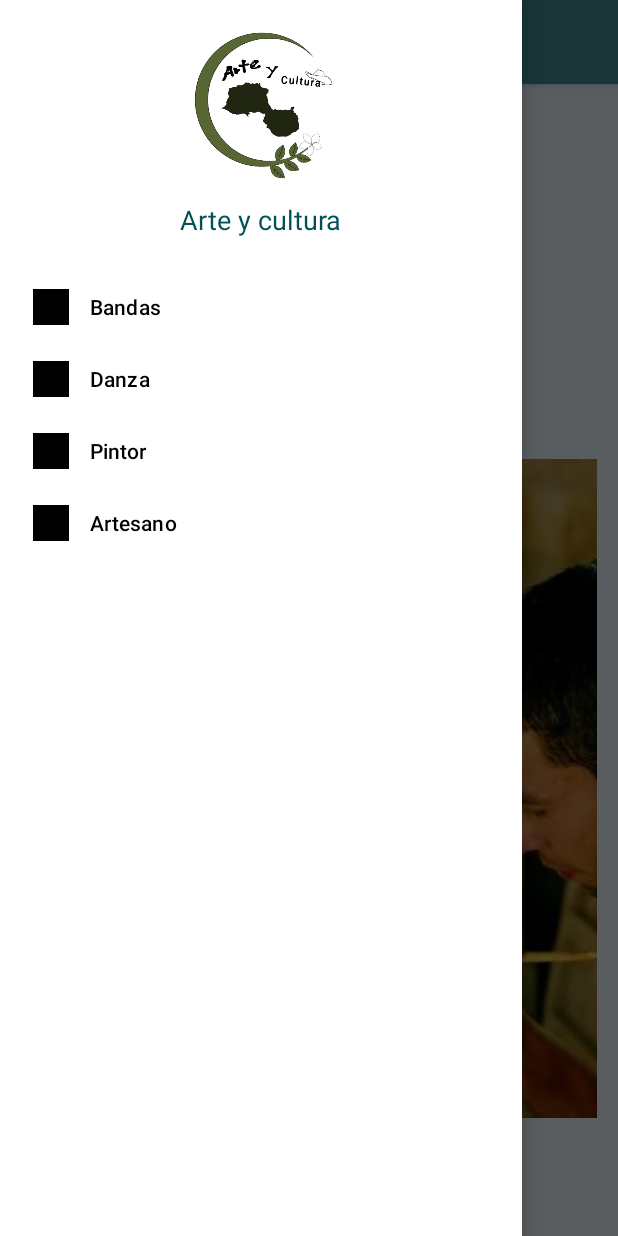
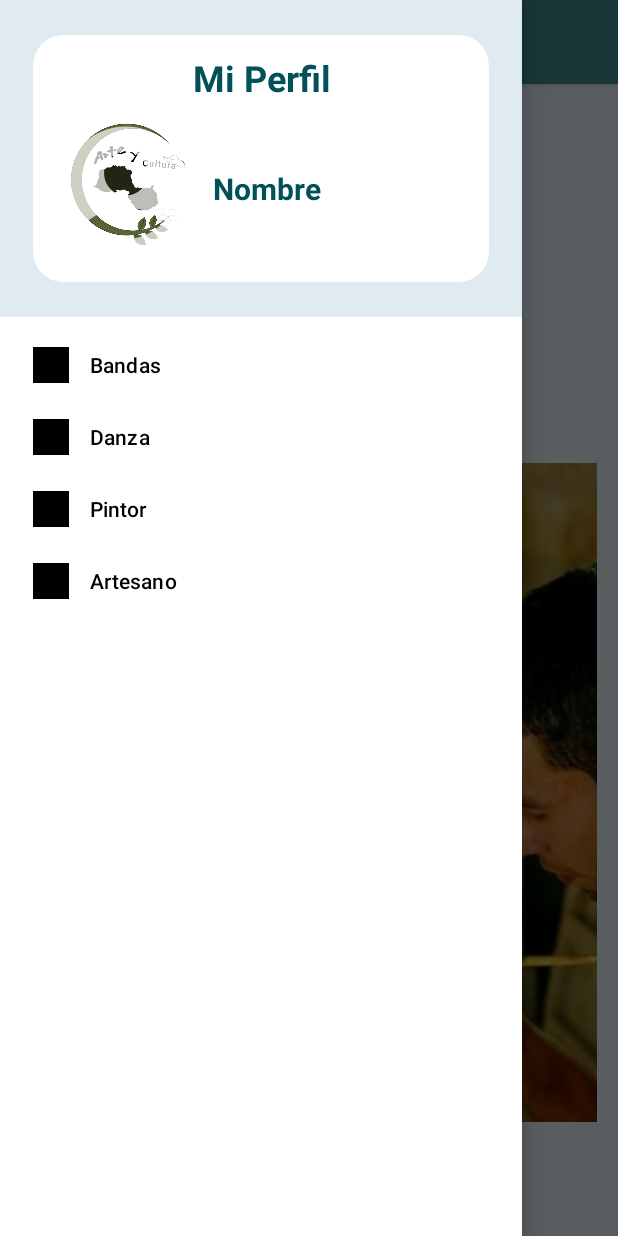
Before and after one commit to denisamador24/two-arte-y-cultura, an Android app: the screen it shows after launch (MainActivity), with the side drawer open, on a phone screen of 412 x 824 dp. Run offline under Robolectric (Android 15) with nearby library versions, the phone set to English and light mode, and no system bars; our stand-ins replace CircleImageView.

Commit message:
Creado el recyclerView. removido el Listener de cardView

```diff
--- a/app/src/main/java/com/example/arteycultura/MainActivity.kt
+++ b/app/src/main/java/com/example/arteycultura/MainActivity.kt
@@ -1,12 +1,16 @@
 package com.example.arteycultura
 
+import android.content.Context
+import android.content.Intent
 import android.content.res.Configuration
 import androidx.appcompat.app.AppCompatActivity
 import android.os.Bundle
 import android.view.MenuItem
+import android.view.View
 import android.widget.FrameLayout
 import android.widget.Toast
 import androidx.appcompat.app.ActionBarDrawerToggle
+import androidx.cardview.widget.CardView
 import androidx.core.view.GravityCompat
 import androidx.drawerlayout.widget.DrawerLayout
 import androidx.fragment.app.Fragment
@@ -21,6 +25,7 @@ class MainActivity : AppCompatActivity(), NavigationView.OnNavigationItemSelecte
     override fun onCreate(savedInstanceState: Bundle?) {
         super.onCreate(savedInstanceState)
         setContentView(R.layout.activity_main)
+        var context: Context = this
 
         val toolBar: androidx.appcompat.widget.Toolbar = findViewById(R.id.toolBar_main)
         setSupportActionBar(toolBar)
--- /dev/null
+++ b/app/src/main/java/com/example/arteycultura/ProducPaint.kt
@@ -0,0 +1,3 @@
+package com.example.arteycultura
+
+data class ProducPaint(val name: String, val description: String, val uriFoto: Int)
--- a/app/src/main/res/layout/activity_register_or_edit.xml
+++ b/app/src/main/res/layout/activity_register_or_edit.xml
@@ -99,19 +99,19 @@
                             android:layout_width="wrap_content"
                             android:layout_height="wrap_content"
                             android:text="Pintor"
-                            android:textSize="18sp" />
+                            style="@style/TextSm"/>
 
                         <RadioButton
                             android:layout_width="wrap_content"
                             android:layout_height="wrap_content"
                             android:text="Artesano"
-                            android:textSize="18sp" />
+                            style="@style/TextSm"/>
 
                         <RadioButton
                             android:layout_width="wrap_content"
                             android:layout_height="wrap_content"
                             android:text="Otros"
-                            android:textSize="18sp" />
+                            style="@style/TextSm"/>
                     </RadioGroup>
                 </LinearLayout>
 
--- a/app/src/main/res/layout/card_list_grup.xml
+++ b/app/src/main/res/layout/card_list_grup.xml
@@ -5,7 +5,7 @@
     xmlns:tools="http://schemas.android.com/tools"
     android:layout_width="match_parent"
     android:layout_height="wrap_content"
-    app:cardBackgroundColor="@color/sofw_blue"
+    tools:cardBackgroundColor="@color/sofw_blue"
     style="@style/CardViewListItem"
     >
 
--- a/app/src/main/res/layout/card_list_product.xml
+++ b/app/src/main/res/layout/card_list_product.xml
@@ -1,9 +1,10 @@
 <?xml version="1.0" encoding="utf-8"?>
 <androidx.cardview.widget.CardView xmlns:android="http://schemas.android.com/apk/res/android"
     xmlns:app="http://schemas.android.com/apk/res-auto"
+    xmlns:tools="http://schemas.android.com/tools"
     android:layout_width="match_parent"
     android:layout_height="wrap_content"
-    app:cardBackgroundColor="@color/sofw_blue"
+    tools:cardBackgroundColor="@color/sofw_blue"
     style="@style/CardViewListItem">
 
     <LinearLayout
@@ -12,18 +13,21 @@
         android:orientation="vertical">
 
         <TextView
+            android:id="@+id/cardListProduc_name"
             android:layout_width="match_parent"
             android:layout_height="wrap_content"
             style="@style/TextBig"
             android:text="@string/name"/>
 
         <ImageView
+            android:id="@+id/cardListProduct_Img"
             android:layout_width="match_parent"
             android:layout_height="200dp"
             android:layout_marginVertical="4dp"
             android:src="@drawable/nica_artesano"/>
 
         <TextView
+            android:id="@+id/cardLisProduct_description"
             android:layout_width="match_parent"
             android:layout_height="wrap_content"
             style="@style/TextMd"
--- a/app/src/main/res/layout/nav_header_main.xml
+++ b/app/src/main/res/layout/nav_header_main.xml
@@ -10,17 +10,46 @@
     android:gravity="center"
     android:padding="14dp"
     android:theme="@style/ThemeOverlay.AppCompat.Dark"
-    >
+    android:background="@color/sofw_blue">
 
-    <ImageView
-        android:layout_width="120dp"
-        android:layout_height="120dp"
-        android:src="@drawable/logo"/>
+    <androidx.cardview.widget.CardView
+        android:id="@+id/nav_header_CardViewProfile"
+        android:layout_width="match_parent"
+        android:layout_height="wrap_content"
+        style="@style/CardViewListItem">
 
-    <TextView
-        android:layout_width="wrap_content"
-        android:layout_height="wrap_content"
-        style="@style/TextMd"
-        android:text="@string/app_name"/>
+       <LinearLayout
+           android:layout_width="match_parent"
+           android:layout_height="wrap_content"
+           android:orientation="vertical">
+           <TextView
+               android:layout_width="match_parent"
+               android:layout_height="wrap_content"
+               android:text="Mi Perfil"
+               style="@style/TextBig"
+               android:textAlignment="center" />
+
+           <LinearLayout
+               android:layout_width="match_parent"
+               android:layout_height="wrap_content"
+               android:orientation="horizontal"
+               android:gravity="center_vertical"
+               android:layout_marginTop="8dp">
+
+               <de.hdodenhof.circleimageview.CircleImageView
+                   android:layout_width="100dp"
+                   android:layout_height="100dp"
+                   android:src="@drawable/ic_baseline_account_circle_24"
+                   android:background="@drawable/logo"/>
+
+               <TextView
+                   android:layout_width="match_parent"
+                   android:layout_height="wrap_content"
+                   android:text="@string/name"
+                   style="@style/TextMd"
+                   android:layout_marginLeft="8dp"/>
+           </LinearLayout>
+       </LinearLayout>
+    </androidx.cardview.widget.CardView>
 
 </LinearLayout>
--- a/app/src/main/res/values/themes.xml
+++ b/app/src/main/res/values/themes.xml
@@ -2,8 +2,8 @@
     <!-- Base application theme. -->
     <style name="Theme.ArteYCultura" parent="Theme.MaterialComponents.DayNight.DarkActionBar">
         <!-- Primary brand color. -->
-        <item name="colorPrimary">@color/purple_500</item>
-        <item name="colorPrimaryVariant">@color/purple_700</item>
+        <item name="colorPrimary">@color/dark_blue</item>
+        <item name="colorPrimaryVariant">@color/ligth_blue</item>
         <item name="colorOnPrimary">@color/white</item>
         <!-- Secondary brand color. -->
         <item name="colorSecondary">@color/teal_200</item>
@@ -25,12 +25,13 @@
     </style>
 
     <style name="TextMd" >
-        <item name="android:textSize">18sp</item>
+        <item name="android:textSize">20sp</item>
         <item name="android:textColor">@color/dark_blue</item>
+        <item name="android:textStyle">bold</item>
     </style>
 
     <style name="TextSm">
-        <item name="android:textSize">14sp</item>
+        <item name="android:textSize">16sp</item>
         <item name="android:textColor">@color/dark_blue</item>
     </style>
 
```
Also changed, not shown: app/src/main/java/com/example/arteycultura/PaintFragment.kt (+10 -8 lines), app/src/main/java/com/example/arteycultura/ProducPaintProvider.kt (added, +29 -0 lines), app/src/main/java/com/example/arteycultura/adapter/ProducPaintAdapter.kt (added, +21 -0 lines), app/src/main/java/com/example/arteycultura/adapter/ProductPaintHolder.kt (added, +22 -0 lines), app/src/main/res/layout/activity_add_banda_dance.xml (+20 -2 lines), app/src/main/res/layout/add_list_category.xml (+47 -8 lines), app/src/main/res/layout/card_extra_info.xml (+4 -4 lines), app/src/main/res/layout/fragment_banda.xml (+4 -3 lines), app/src/main/res/layout/fragment_craftsman.xml (+4 -3 lines), app/src/main/res/layout/fragment_dance.xml (+4 -3 lines), app/src/main/res/layout/fragment_paint.xml (+4 -3 lines), 1 other file.
